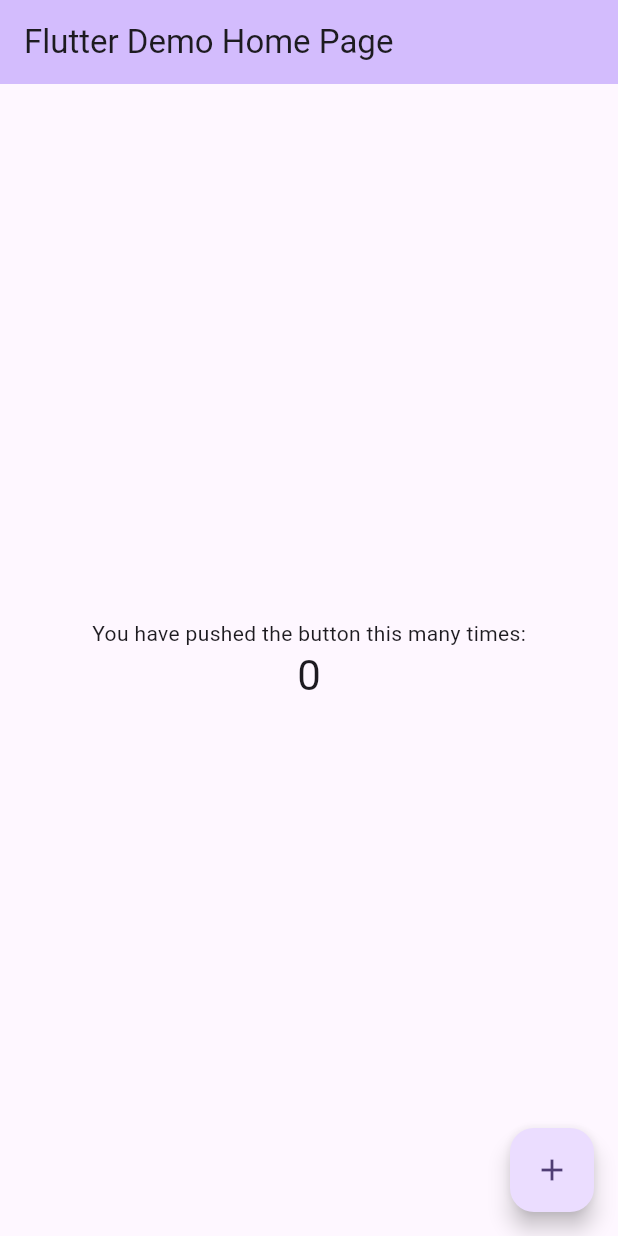
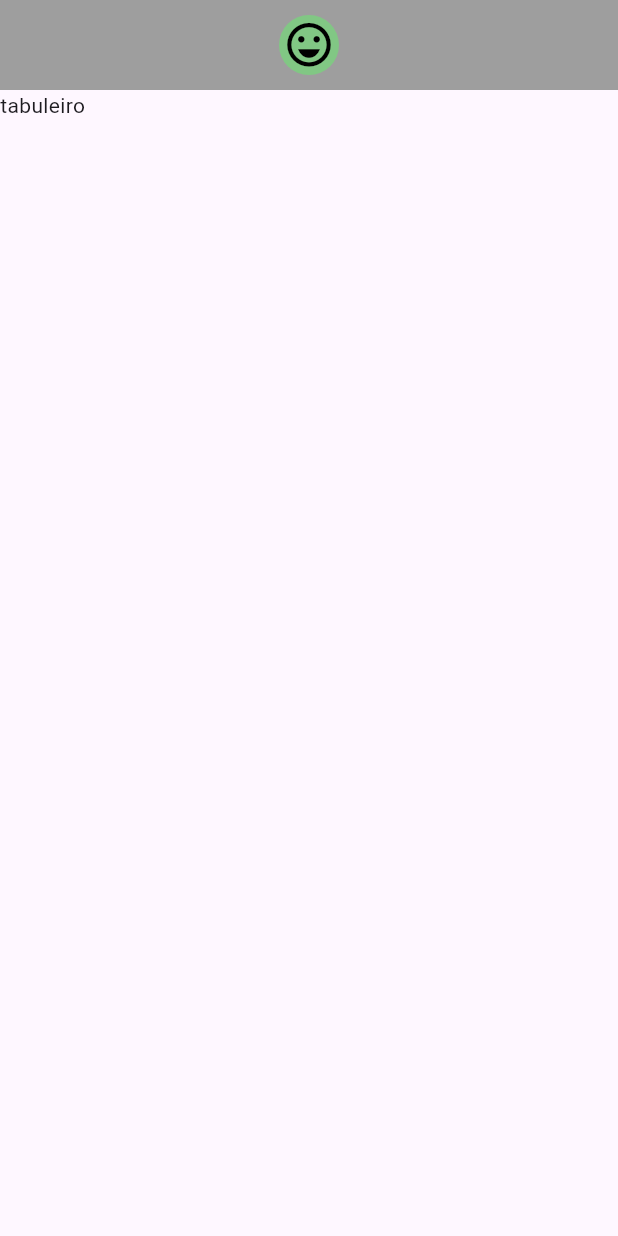
Before and after one commit to Otavio-f7/campo_minado, a Flutter app: the screen it shows after launch, on a phone screen of 412 x 824 dp. Run offline on Flutter 3.47's test engine with Material 3 defaults, Android fonts, the phone set to English and light mode, and no system bars.

```diff
--- /dev/null
+++ b/lib/components/resultado_widget.dart
@@ -0,0 +1,57 @@
+import 'package:flutter/material.dart';
+
+class ResultadoWidget extends StatelessWidget implements PreferredSizeWidget{
+  final bool? venceu;
+  final Function() onReiniciar;
+  const ResultadoWidget({
+    super.key,
+    required this.venceu,
+    required this.onReiniciar
+  });
+
+  Color? _getCor(){
+    if(venceu ==null){
+      return Colors.yellow;
+    } else if(venceu!){
+      return Colors.green[300];
+    } else{
+      return Colors. red[300];
+    }
+  }
+
+  IconData _getIcon(){
+    if(venceu ==null){
+      return Icons.sentiment_satisfied;
+    } else if(venceu!){
+      return Icons.sentiment_very_satisfied;
+    } else{
+      return Icons.sentiment_very_dissatisfied;
+    }
+  }
+  @override
+  Widget build(BuildContext context) {
+    return Container(
+      color: Colors.grey,
+      child: SafeArea(
+        child: Container(
+          padding: EdgeInsets.all(10),
+          child: CircleAvatar(
+            backgroundColor: _getCor(),
+            child: IconButton(
+              onPressed: onReiniciar,
+              padding: EdgeInsets.all(0),
+              icon: Icon(
+                _getIcon(),
+                color: Colors.black,
+                size: 35,
+              )
+            ),
+          ),
+        )
+        ),
+    );
+  }
+
+  @override
+  Size get preferredSize => Size.fromHeight(120);
+}
--- a/lib/main.dart
+++ b/lib/main.dart
@@ -1,98 +1,6 @@
+import 'package:campo_minado/screens/campo_minado_app.dart';
 import 'package:flutter/material.dart';
 
 void main() {
-  runApp(const MyApp());
+  runApp(const CampoMinadoApp());
 }
-
-class MyApp extends StatelessWidget {
-  const MyApp({super.key});
-
-  // This widget is the root of your application.
-  @override
-  Widget build(BuildContext context) {
-    return MaterialApp(
-      title: 'Flutter Demo',
-      theme: ThemeData(
-        colorScheme: ColorScheme.fromSeed(seedColor: Colors.deepPurple),
-      ),
-      home: const MyHomePage(title: 'Flutter Demo Home Page'),
-    );
-  }
-}
-
-class MyHomePage extends StatefulWidget {
-  const MyHomePage({super.key, required this.title});
-
-  final String title;
-
-  @override
-  State<MyHomePage> createState() => _MyHomePageState();
-}
-
-class _MyHomePageState extends State<MyHomePage> {
-  int _counter = 0;
-
-  void _incrementCounter() {
-    setState(() {
-      // This call to setState tells the Flutter framework that something has
-      // changed in this State, which causes it to rerun the build method below
-      // so that the display can reflect the updated values. If we changed
-      // _counter without calling setState(), then the build method would not be
-      // called again, and so nothing would appear to happen.
-      _counter++;
-    });
-  }
-
-  @override
-  Widget build(BuildContext context) {
-    // This method is rerun every time setState is called, for instance as done
-    // by the _incrementCounter method above.
-    //
-    // The Flutter framework has been optimized to make rerunning build methods
-    // fast, so that you can just rebuild anything that needs updating rather
-    // than having to individually change instances of widgets.
-    return Scaffold(
-      appBar: AppBar(
-        // TRY THIS: Try changing the color here to a specific color (to
-        // Colors.amber, perhaps?) and trigger a hot reload to see the AppBar
-        // change color while the other colors stay the same.
-        backgroundColor: Theme.of(context).colorScheme.inversePrimary,
-        // Here we take the value from the MyHomePage object that was created by
-        // the App.build method, and use it to set our appbar title.
-        title: Text(widget.title),
-      ),
-      body: Center(
-        // Center is a layout widget. It takes a single child and positions it
-        // in the middle of the parent.
-        child: Column(
-          // Column is also a layout widget. It takes a list of children and
-          // arranges them vertically. By default, it sizes itself to fit its
-          // children horizontally, and tries to be as tall as its parent.
-          //
-          // Column has various properties to control how it sizes itself and
-          // how it positions its children. Here we use mainAxisAlignment to
-          // center the children vertically; the main axis here is the vertical
-          // axis because Columns are vertical (the cross axis would be
-          // horizontal).
-          //
-          // TRY THIS: Invoke "debug painting" (choose the "Toggle Debug Paint"
-          // action in the IDE, or press "p" in the console), to see the
-          // wireframe for each widget.
-          mainAxisAlignment: MainAxisAlignment.center,
-          children: <Widget>[
-            const Text('You have pushed the button this many times:'),
-            Text(
-              '$_counter',
-              style: Theme.of(context).textTheme.headlineMedium,
-            ),
-          ],
-        ),
-      ),
-      floatingActionButton: FloatingActionButton(
-        onPressed: _incrementCounter,
-        tooltip: 'Increment',
-        child: const Icon(Icons.add),
-      ), // This trailing comma makes auto-formatting nicer for build methods.
-    );
-  }
-}
--- a/lib/models/campo.dart
+++ b/lib/models/campo.dart
@@ -16,7 +16,7 @@ class Campo {
   void adicionarVizinho(Campo vizinho){
     final deltaLinha = (linha - vizinho.linha).abs();
     final deltaColuna = (coluna - vizinho.coluna).abs();
-    if(deltaLinha == 0 && deltaColuna == 0) {return;};
+    if(deltaLinha == 0 && deltaColuna == 0) {return;}
     if(deltaLinha <= 1 && deltaColuna <= 1) {
       vizinhos.add(vizinho);
     }
--- /dev/null
+++ b/lib/screens/campo_minado_app.dart
@@ -0,0 +1,25 @@
+import 'package:campo_minado/components/resultado_widget.dart';
+import 'package:flutter/material.dart';
+
+class CampoMinadoApp extends StatelessWidget {
+  const CampoMinadoApp({super.key});
+
+  _reiniciar(){
+    print('Reiniciar');
+  }
+
+  @override
+  Widget build(BuildContext context) {
+    return MaterialApp(
+      home: Scaffold(
+        appBar: ResultadoWidget(
+          venceu: true,
+          onReiniciar:_reiniciar,
+        ),
+        body: Container(
+          child: Text('tabuleiro'),
+        ),
+      ),
+    );
+  }
+}
```
Also changed, not shown: 1 other file.
